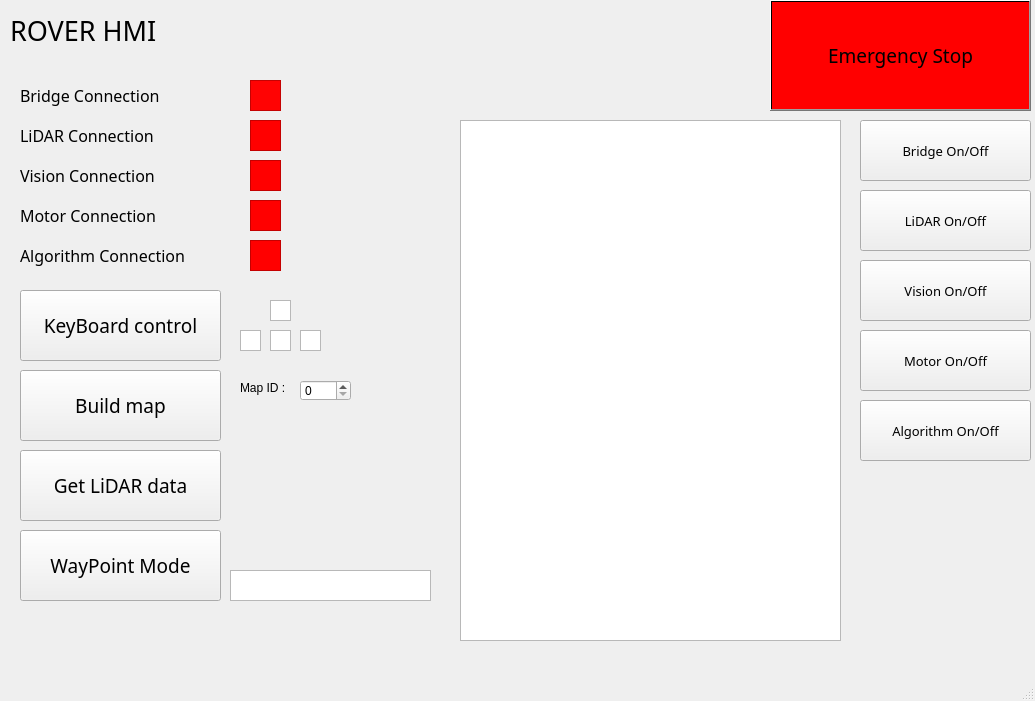
Qt form gui/rover.ui (goldmode321/ROVER_Clement_Billy_2019) before a commit.
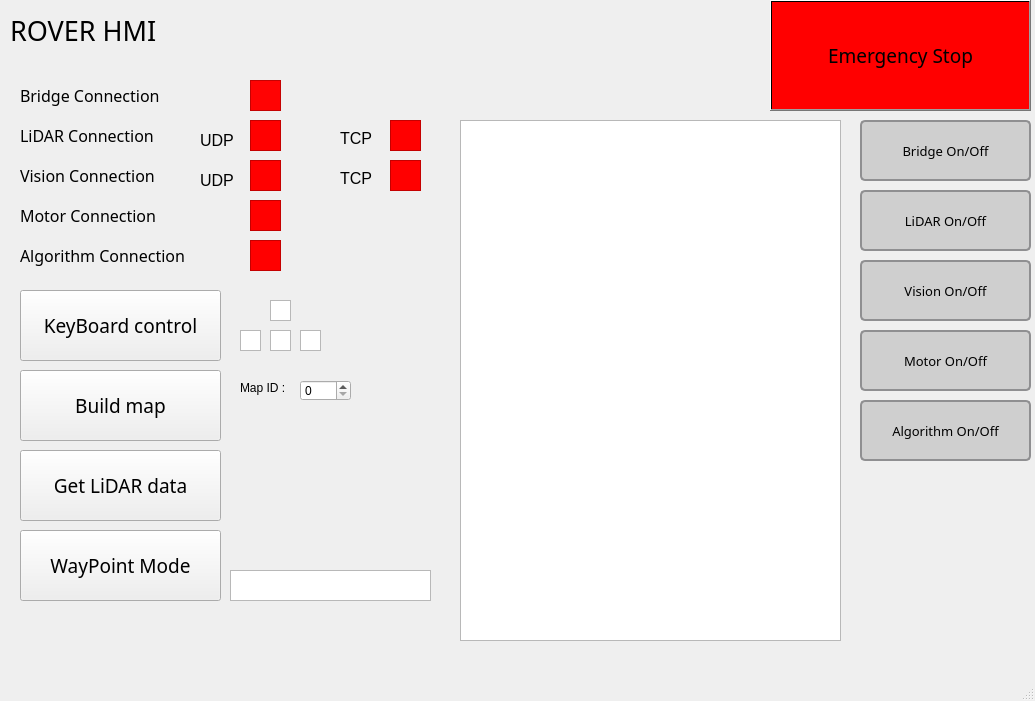
The same form after that commit.

```diff
--- a/gui/rover.ui
+++ b/gui/rover.ui
@@ -309,6 +309,9 @@
       <pointsize>10</pointsize>
      </font>
     </property>
+    <property name="styleSheet">
+     <string notr="true">border: 2px solid #8f8f91;border-radius: 5px;background-color:#cfcfcf</string>
+    </property>
     <property name="text">
      <string>LiDAR On/Off</string>
     </property>
@@ -328,6 +331,9 @@
       <pointsize>10</pointsize>
      </font>
     </property>
+    <property name="styleSheet">
+     <string notr="true">border: 2px solid #8f8f91;border-radius: 5px;background-color:#cfcfcf</string>
+    </property>
     <property name="text">
      <string>Bridge On/Off</string>
     </property>
@@ -347,6 +353,9 @@
       <pointsize>10</pointsize>
      </font>
     </property>
+    <property name="styleSheet">
+     <string notr="true">border: 2px solid #8f8f91;border-radius: 5px;background-color:#cfcfcf</string>
+    </property>
     <property name="text">
      <string>Vision On/Off</string>
     </property>
@@ -366,6 +375,9 @@
       <pointsize>10</pointsize>
      </font>
     </property>
+    <property name="styleSheet">
+     <string notr="true">border: 2px solid #8f8f91;border-radius: 5px;background-color:#cfcfcf</string>
+    </property>
     <property name="text">
      <string>Motor On/Off</string>
     </property>
@@ -385,9 +397,15 @@
       <pointsize>10</pointsize>
      </font>
     </property>
+    <property name="styleSheet">
+     <string notr="true">border: 2px solid #8f8f91;border-radius: 5px;background-color:#cfcfcf</string>
+    </property>
     <property name="text">
      <string>Algorithm On/Off</string>
     </property>
+    <property name="autoDefault">
+     <bool>false</bool>
+    </property>
    </widget>
    <widget class="QSpinBox" name="spinBox">
     <property name="geometry">
@@ -493,6 +511,108 @@
      </rect>
     </property>
    </widget>
+   <widget class="QGraphicsView" name="LidarConnectionView_TCP">
+    <property name="geometry">
+     <rect>
+      <x>390</x>
+      <y>120</y>
+      <width>31</width>
+      <height>31</height>
+     </rect>
+    </property>
+    <property name="styleSheet">
+     <string notr="true">background-color: rgb(255, 0, 0);</string>
+    </property>
+   </widget>
+   <widget class="QLabel" name="label_7">
+    <property name="geometry">
+     <rect>
+      <x>200</x>
+      <y>130</y>
+      <width>41</width>
+      <height>21</height>
+     </rect>
+    </property>
+    <property name="font">
+     <font>
+      <family>Arial</family>
+      <pointsize>12</pointsize>
+     </font>
+    </property>
+    <property name="text">
+     <string>UDP</string>
+    </property>
+   </widget>
+   <widget class="QLabel" name="label_8">
+    <property name="geometry">
+     <rect>
+      <x>340</x>
+      <y>130</y>
+      <width>41</width>
+      <height>16</height>
+     </rect>
+    </property>
+    <property name="font">
+     <font>
+      <family>Arial</family>
+      <pointsize>12</pointsize>
+     </font>
+    </property>
+    <property name="text">
+     <string>TCP</string>
+    </property>
+   </widget>
+   <widget class="QGraphicsView" name="VisionView_TCP">
+    <property name="geometry">
+     <rect>
+      <x>390</x>
+      <y>160</y>
+      <width>31</width>
+      <height>31</height>
+     </rect>
+    </property>
+    <property name="styleSheet">
+     <string notr="true">background-color: rgb(255, 0, 0);</string>
+    </property>
+   </widget>
+   <widget class="QLabel" name="label_9">
+    <property name="geometry">
+     <rect>
+      <x>200</x>
+      <y>170</y>
+      <width>41</width>
+      <height>21</height>
+     </rect>
+    </property>
+    <property name="font">
+     <font>
+      <family>Arial</family>
+      <pointsize>12</pointsize>
+     </font>
+    </property>
+    <property name="text">
+     <string>UDP</string>
+    </property>
+   </widget>
+   <widget class="QLabel" name="label_10">
+    <property name="geometry">
+     <rect>
+      <x>340</x>
+      <y>170</y>
+      <width>41</width>
+      <height>16</height>
+     </rect>
+    </property>
+    <property name="font">
+     <font>
+      <family>Arial</family>
+      <pointsize>12</pointsize>
+     </font>
+    </property>
+    <property name="text">
+     <string>TCP</string>
+    </property>
+   </widget>
   </widget>
   <widget class="QMenuBar" name="menubar">
    <property name="geometry">
```
Left out of the diff: 4 changed lines with no effect on the pictures.
